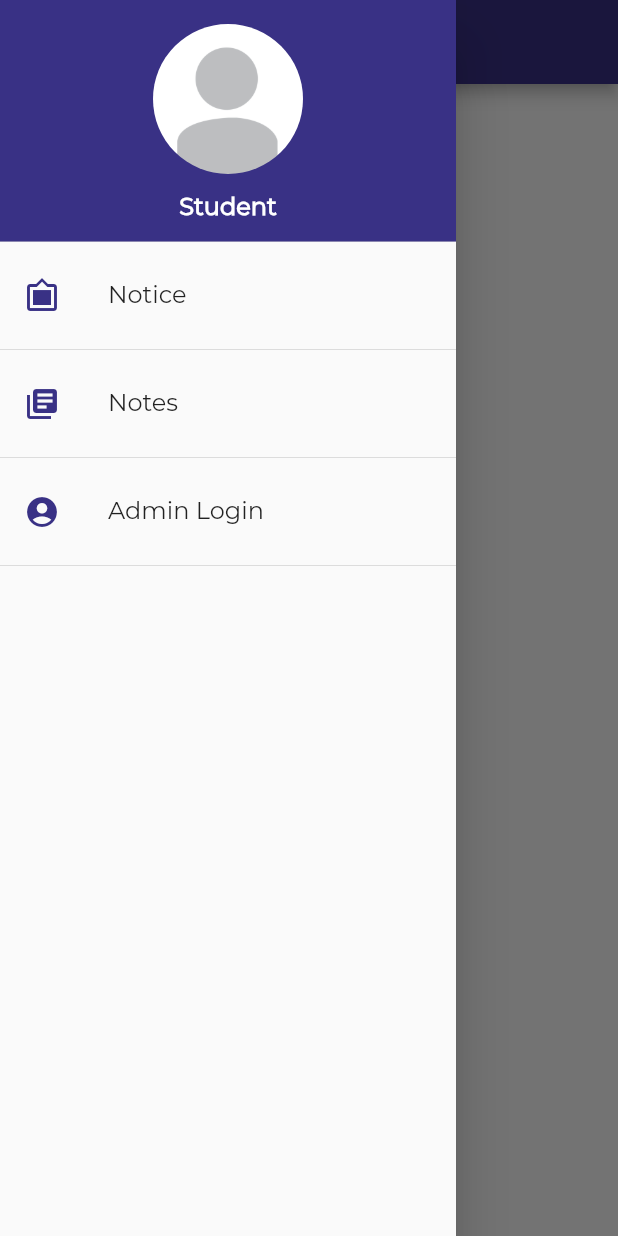
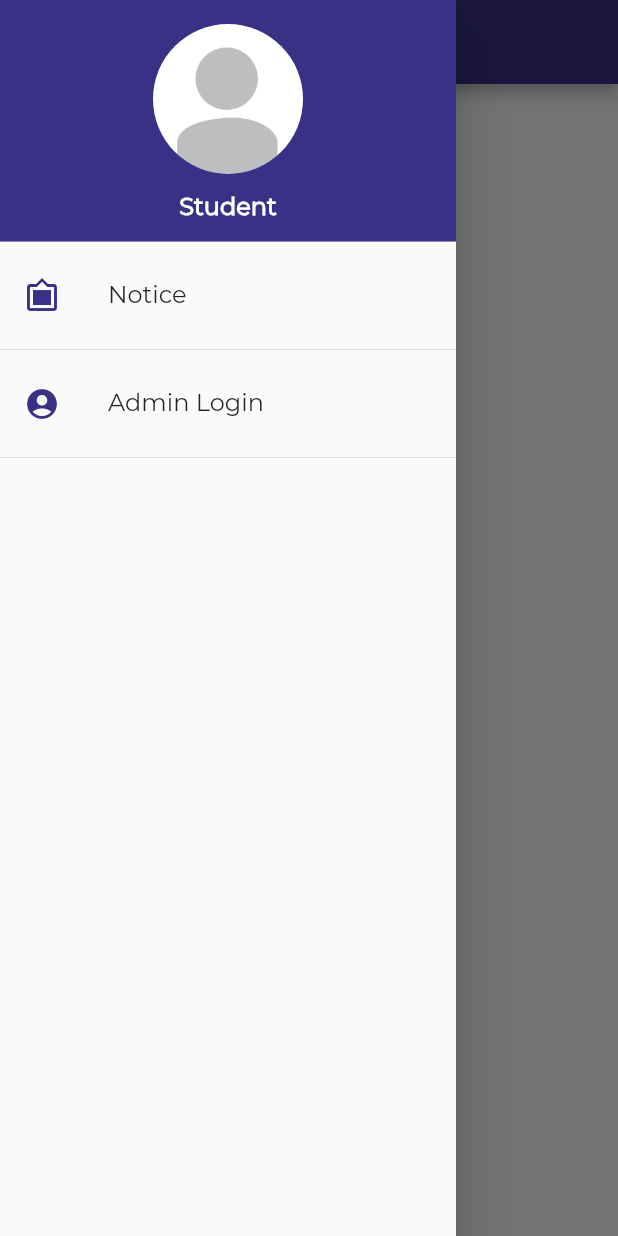
Before and after one commit to mrpandey1/vitapp1.0, a Flutter app: the screen it shows after launch, with the side drawer open, on a phone screen of 412 x 824 dp. Run offline on Flutter 3.47's test engine with Material 2 defaults, Android fonts, the phone set to English and light mode, and no system bars; our stand-ins replace cached_network_image, cloud_firestore, file_picker, firebase_auth, firebase_core, firebase_storage and 5 more; missing offline and left inert: advance_pdf_viewer, esys_flutter_share, flutter_boom_menu, flutter_downloader, pinch_zoom_image_last; accounts and stored records are empty.

Commit message:
commented notes functionality

```diff
--- a/lib/src/Screens/HomeScreen.dart
+++ b/lib/src/Screens/HomeScreen.dart
@@ -69,21 +69,21 @@ class _HomeScreenState extends State<HomeScreen> {
                     MaterialPageRoute(builder: (context) => AddNotice()),
                   ),
                 ),
-                MenuItem(
-                  child: Icon(
-                    Icons.library_books,
-                    color: Colors.white,
-                  ),
-                  title: 'Notes',
-                  titleColor: Colors.white,
-                  subtitle: 'Add Notes',
-                  subTitleColor: Colors.white,
-                  backgroundColor: Color(0xffe84393),
-                  onTap: () => Navigator.push(
-                    context,
-                    MaterialPageRoute(builder: (context) => AddNotes()),
-                  ),
-                ),
+                // MenuItem(
+                //   child: Icon(
+                //     Icons.library_books,
+                //     color: Colors.white,
+                //   ),
+                //   title: 'Notes',
+                //   titleColor: Colors.white,
+                //   subtitle: 'Add Notes',
+                //   subTitleColor: Colors.white,
+                //   backgroundColor: Color(0xffe84393),
+                //   onTap: () => Navigator.push(
+                //     context,
+                //     MaterialPageRoute(builder: (context) => AddNotes()),
+                //   ),
+                // ),
               ],
             )
           : null,
@@ -142,14 +142,14 @@ class _HomeScreenState extends State<HomeScreen> {
                   }),
                   Navigator.pop(context),
                 }),
-        Divider(),
-        getTile(Icons.library_books, 'Notes',
-            function: () => {
-                  setState(() {
-                    initWidget = secondWidget();
-                  }),
-                  Navigator.pop(context),
-                }),
+        // Divider(),
+        // getTile(Icons.library_books, 'Notes',
+        //     function: () => {
+        //           setState(() {
+        //             initWidget = secondWidget();
+        //           }),
+        //           Navigator.pop(context),
+        //         }),
         Divider(),
         FirebaseAuth.instance.currentUser != null
             ? getTile(Icons.exit_to_app, 'Sign Out', function: () async {
--- a/lib/src/Widgets/DetailScreen.dart
+++ b/lib/src/Widgets/DetailScreen.dart
@@ -173,8 +173,10 @@ class _DetailScreenState extends State<DetailScreen> {
           children: [
             Container(
               padding: EdgeInsets.only(left: 15.0),
+              width: MediaQuery.of(context).size.width * 0.5,
               child: Text(
                 widget.documentSnapshot.data()['fileName'],
+                overflow: TextOverflow.ellipsis,
                 style: TextStyle(fontWeight: FontWeight.bold),
               ),
             ),
```
Also changed, not shown: lib/src/Widgets/NoticeItem.dart (+9 -5 lines).
